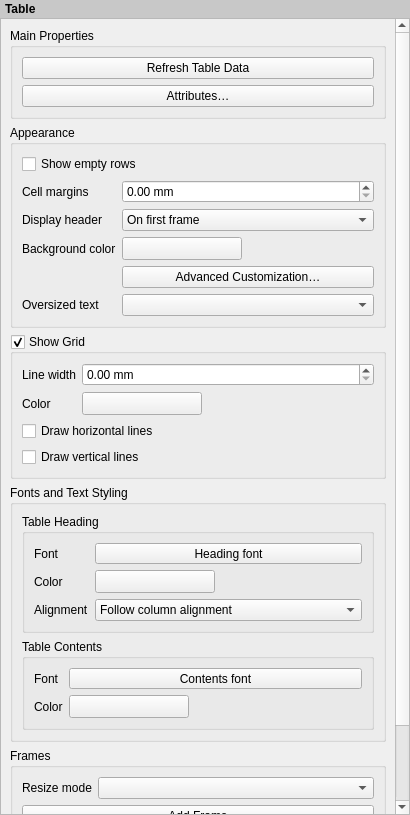
The window that src/ui/layout/qgslayoutmanualtablewidgetbase.ui (qgis/QGIS) describes before a commit, drawn with Qt 5.
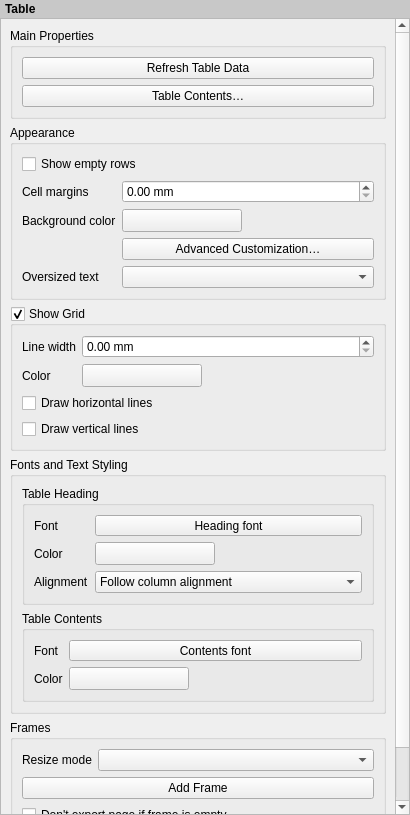
The same window after the commit. Custom widgets are drawn as their Qt base class.

Commit message: Add interactive editor dialog for layout manual table items

The edit to the form file:
```diff
--- a/src/ui/layout/qgslayoutmanualtablewidgetbase.ui
+++ b/src/ui/layout/qgslayoutmanualtablewidgetbase.ui
@@ -56,7 +56,7 @@
         <x>0</x>
         <y>0</y>
         <width>394</width>
-        <height>1009</height>
+        <height>976</height>
        </rect>
       </property>
       <layout class="QVBoxLayout" name="mainLayout">
@@ -85,7 +85,7 @@
           <item row="4" column="0" colspan="2">
            <widget class="QPushButton" name="mAttributesPushButton">
             <property name="text">
-             <string>Attributes…</string>
+             <string>Table Contents…</string>
             </property>
            </widget>
           </item>
@@ -107,40 +107,14 @@
           <bool>false</bool>
          </property>
          <layout class="QGridLayout" name="gridLayout_6">
-          <item row="6" column="1">
+          <item row="5" column="1">
            <widget class="QPushButton" name="mAdvancedCustomizationButton">
             <property name="text">
              <string>Advanced Customization…</string>
             </property>
            </widget>
           </item>
-          <item row="3" column="0">
-           <widget class="QLabel" name="label_7">
-            <property name="text">
-             <string>Display header</string>
-            </property>
-           </widget>
-          </item>
-          <item row="3" column="1">
-           <widget class="QComboBox" name="mHeaderModeComboBox">
-            <item>
-             <property name="text">
-              <string>On first frame</string>
-             </property>
-            </item>
-            <item>
-             <property name="text">
-              <string>On all frames</string>
-             </property>
-            </item>
-            <item>
-             <property name="text">
-              <string>No header</string>
-             </property>
-            </item>
-           </widget>
-          </item>
-          <item row="5" column="0">
+          <item row="4" column="0">
            <widget class="QLabel" name="label_10">
             <property name="text">
              <string>Background color</string>
@@ -180,17 +154,17 @@
             </property>
            </widget>
           </item>
-          <item row="7" column="1">
+          <item row="6" column="1">
            <widget class="QComboBox" name="mWrapBehaviorComboBox"/>
           </item>
-          <item row="7" column="0">
+          <item row="6" column="0">
            <widget class="QLabel" name="label_12">
             <property name="text">
              <string>Oversized text</string>
             </property>
            </widget>
           </item>
-          <item row="5" column="1">
+          <item row="4" column="1">
            <layout class="QHBoxLayout" name="horizontalLayout_5">
             <item>
              <widget class="QgsColorButton" name="mBackgroundColorButton">
```
Left out of the diff: 5 changed lines with no effect on the pictures. The commit also changes 19 other files.
